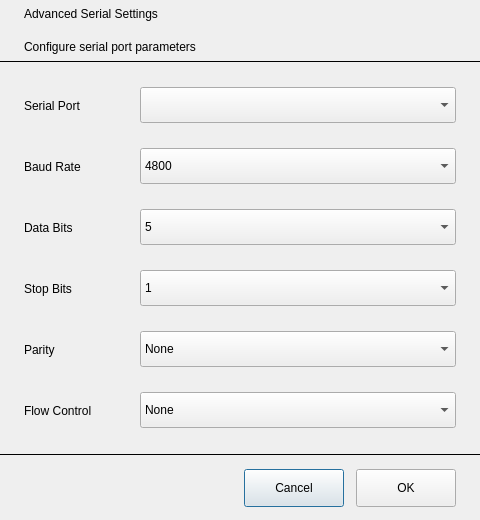
This is uart_setting.ui in ZefengWang/qtSerial as Qt 5 draws it before an edit. The edited form follows.
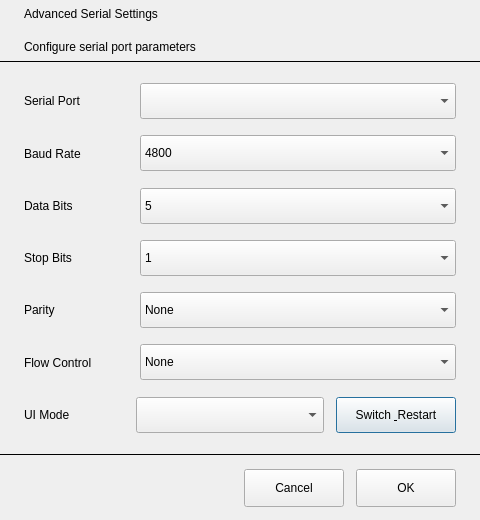
This is the edited form.

Commit message:
feat: unified single executable with auto UI-mode detection and switching (v2.3.0)
- Merge 4 executables (widgets/tui/web/qml) into one 'serial-debug' binary
- Auto-detect graphics environment: headless -> TUI, GUI -> desktop/QML
- First-run UI mode picker dialog; persist choice via QSettings
- Settings UI: switch UI mode + restart button (restartWithMode)
- Conditional QML support via HAVE_QML; launcher layer (src/launcher)
- Add launcher system tests for mode mapping and switching

Diff of the .ui file:
```diff
--- a/uart_setting.ui
+++ b/uart_setting.ui
@@ -544,6 +544,75 @@
         </layout>
        </widget>
       </item>
+      <item>
+       <widget class="QWidget" name="uiModeRowWidget">
+        <layout class="QHBoxLayout" name="uiModeRowLayout">
+         <property name="spacing">
+          <number>12</number>
+         </property>
+         <property name="leftMargin">
+          <number>0</number>
+         </property>
+         <property name="topMargin">
+          <number>0</number>
+         </property>
+         <property name="rightMargin">
+          <number>0</number>
+         </property>
+         <property name="bottomMargin">
+          <number>0</number>
+         </property>
+         <item>
+          <widget class="QLabel" name="uiModeLabel">
+           <property name="minimumSize">
+            <size>
+             <width>100</width>
+             <height>0</height>
+            </size>
+           </property>
+           <property name="text">
+            <string>UI Mode</string>
+           </property>
+          </widget>
+         </item>
+         <item>
+          <widget class="QComboBox" name="uiModeComboBox">
+           <property name="sizePolicy">
+            <sizepolicy hsizetype="Expanding" vsizetype="Fixed">
+             <horstretch>0</horstretch>
+             <verstretch>0</verstretch>
+            </sizepolicy>
+           </property>
+           <property name="minimumSize">
+            <size>
+             <width>0</width>
+             <height>36</height>
+            </size>
+           </property>
+          </widget>
+         </item>
+         <item>
+          <widget class="QPushButton" name="restartUiButton">
+           <property name="sizePolicy">
+            <sizepolicy hsizetype="Fixed" vsizetype="Fixed">
+             <horstretch>0</horstretch>
+             <verstretch>0</verstretch>
+            </sizepolicy>
+           </property>
+           <property name="minimumSize">
+            <size>
+             <width>120</width>
+             <height>36</height>
+            </size>
+           </property>
+           <property name="text">
+            <string>Switch &amp; Restart</string>
+           </property>
+          </widget>
+         </item>
+        </layout>
+       </widget>
+      </item>
      </layout>
     </widget>
    </item>
```
The commit also changes 27 other files.
